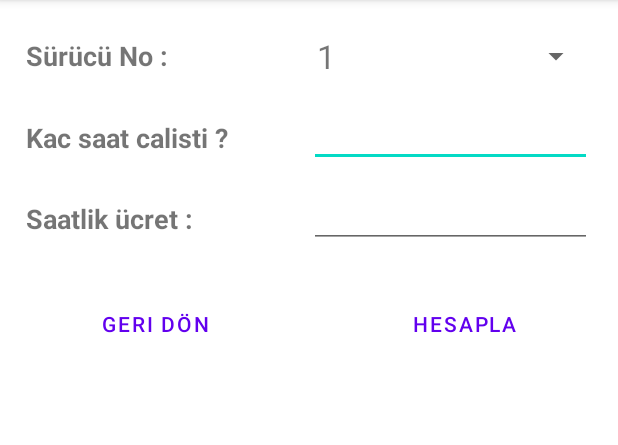
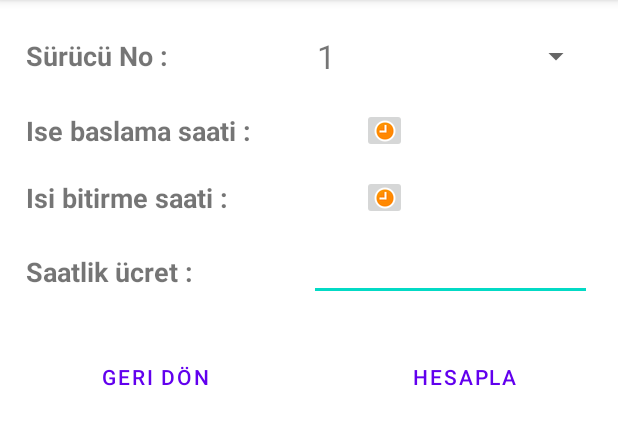
Before and after one commit to jagenau49/adisyon, an Android app: the surucuHesapDokumu screen opened directly, with no data from a screen before it, after a tap on "HESAPLA", on a phone screen of 412 x 824 dp, the part 84-529 px from its top. Run offline under Robolectric (Android 15) with nearby library versions, the phone set to English and light mode, and no system bars; our stand-ins replace Room's generated code.

Commit message:
hesap dökümü ekranina dair güncellemeler yapildi

```diff
--- a/app/src/main/java/com/catsoftware/adisyon/MainActivity.java
+++ b/app/src/main/java/com/catsoftware/adisyon/MainActivity.java
@@ -66,13 +66,7 @@ public class MainActivity extends AppCompatActivity {
 
 
 
-    public static long guncelZaman() {
-        //getting the current time in milliseconds, and creating a Date object from it:
-        Date date = new Date(System.currentTimeMillis()); //or simply new Date();
 
-//converting it back to a milliseconds representation:
-        return date.getTime();
-    }
 
 
 
--- a/app/src/main/java/com/catsoftware/adisyon/surucuHesapDokumu.java
+++ b/app/src/main/java/com/catsoftware/adisyon/surucuHesapDokumu.java
@@ -1,9 +1,12 @@
 package com.catsoftware.adisyon;
+//TODO:surucunun saatten gelen kazanimini ayrica goster
+//TODO: saatlik ucretin yerini kisalt sonuna € isareti ekle
 
 import androidx.appcompat.app.AppCompatActivity;
 import androidx.recyclerview.widget.LinearLayoutManager;
 import androidx.recyclerview.widget.RecyclerView;
 
+import android.app.TimePickerDialog;
 import android.content.Intent;
 import android.os.Bundle;
 import android.view.View;
@@ -14,45 +17,58 @@ import android.widget.EditText;
 import android.widget.LinearLayout;
 import android.widget.Spinner;
 import android.widget.TextView;
+import android.widget.TimePicker;
 import android.widget.Toast;
 
 import com.catsoftware.adisyon.db.AppDatabase;
 import com.catsoftware.adisyon.db.SiparisSatiri;
 
+import java.util.Calendar;
 import java.util.List;
 
 public class surucuHesapDokumu extends AppCompatActivity {
     public static String statikSurucuNo;
+    public static int saatIseBaslama = -1;
+    public static int saatIsiBitirme = -1;
+    public static int dakikaIseBaslama = -1;
+    public static int dakikaIsiBitirme = -1;
     Spinner spSurucuNo;
-    EditText etToplamCalismaSaati, etSaatlikUcreti;
+    EditText etSaatlikUcreti;
     Button btGeriDon, btHesapla;
-    TextView tvTeslimEttigiPaketNakitUcreti,tvTeslimEttigiPaketKartUcreti, tvHakEttigiCalismaUcreti, tvIadeEtmesiGerekenTutar;
+    TextView tvTeslimEttigiPaketNakitUcreti, tvTeslimEttigiPaketKartUcreti, tvHakEttigiCalismaUcreti, tvIadeEtmesiGerekenTutar, tvIsiBitirmeSaati, tvIseBaslamaSaati,tvSurucununToplamCalismaSaati,tvSurucununTeslimEttigiPaketSayisi;
     RecyclerView recyclerView;
     LinearLayout linlayHesapSonuclari;
     AppDatabase db;
+
+
 
     @Override
     protected void onCreate(Bundle savedInstanceState) {
         super.onCreate(savedInstanceState);
         setContentView(R.layout.activity_surucu_hesap_dokumu);
 
-        db= AppDatabase.getDbInstance(this.getApplicationContext());//veritabani baglaniyor
+        db = AppDatabase.getDbInstance(this.getApplicationContext());//veritabani baglaniyor
 
         //layout nesneleri ataniyor
-        spSurucuNo=findViewById(R.id.spSurucuNoHesaplik);
-        etToplamCalismaSaati=findViewById(R.id.etToplamCalismaSaati);
-        etSaatlikUcreti=findViewById(R.id.etSaatlikUcret);
-        btGeriDon=findViewById(R.id.btGeriDon);
-        btHesapla=findViewById(R.id.btHesapla);
-        linlayHesapSonuclari=findViewById(R.id.linlayHesapSonuclari);
-        tvTeslimEttigiPaketNakitUcreti =findViewById(R.id.tvTeslimEttigiPaketNakitUcreti);
-        tvTeslimEttigiPaketKartUcreti=findViewById(R.id.tvTeslimEttigiPaketKartUcreti);
-        tvHakEttigiCalismaUcreti=findViewById(R.id.tvHakEttigiCalismaUcreti);
-        tvIadeEtmesiGerekenTutar=findViewById(R.id.tvIadeEtmesiGerekenTutar);
+        spSurucuNo = findViewById(R.id.spSurucuNoHesaplik);
+
+        etSaatlikUcreti = findViewById(R.id.etSaatlikUcret);
+        btGeriDon = findViewById(R.id.btGeriDon);
+        btHesapla = findViewById(R.id.btHesapla);
+        linlayHesapSonuclari = findViewById(R.id.linlayHesapSonuclari);
+        tvTeslimEttigiPaketNakitUcreti = findViewById(R.id.tvTeslimEttigiPaketNakitUcreti);
+        tvTeslimEttigiPaketKartUcreti = findViewById(R.id.tvTeslimEttigiPaketKartUcreti);
+        tvHakEttigiCalismaUcreti = findViewById(R.id.tvSurcununCalismaUcreti);
+        tvIadeEtmesiGerekenTutar = findViewById(R.id.tvIadeEtmesiGerekenTutar);
+        tvIseBaslamaSaati = findViewById(R.id.tvIseBaslamaSaati);
+        tvIsiBitirmeSaati = findViewById(R.id.tvIsiBitirmeSaati);
+        tvSurucununToplamCalismaSaati=findViewById(R.id.tvSurucununToplamCalismaSaati);
+        tvSurucununTeslimEttigiPaketSayisi=findViewById(R.id.tvSurucununTeslimEttigiPaketSayisi);
+
 
         //recycleviewer ayarlaniyor
-        recyclerView=findViewById(R.id.rvHesapDokumuRecyclerView);
-        LinearLayoutManager linearLayoutManager=new LinearLayoutManager(this);
+        recyclerView = findViewById(R.id.rvHesapDokumuRecyclerView);
+        LinearLayoutManager linearLayoutManager = new LinearLayoutManager(this);
         linearLayoutManager.setOrientation(LinearLayoutManager.VERTICAL);
         recyclerView.setLayoutManager(linearLayoutManager);
 
@@ -65,52 +81,58 @@ public class surucuHesapDokumu extends AppCompatActivity {
         btGeriDon.setOnClickListener(v -> anaEkranaGit());
 
         btHesapla.setOnClickListener(v -> {
-            System.out.println("gelenSurucuNo: "+spSurucuNo.getSelectedItem().toString());
-            System.out.println("gelenCalismaSaati bos mu "+etToplamCalismaSaati.getText().toString().equals(""));
-            System.out.println("gelenSaatlikUcret: "+etSaatlikUcreti.getText().toString().equals(""));
-            if (etToplamCalismaSaati.getText().toString().equals("") || etSaatlikUcreti.getText().toString().equals("")) {//eksik bilgiler var
-                Toast.makeText(surucuHesapDokumu.this,"Sorgulama yapilamadi! Lütfen eksik bilgileri giriniz.",Toast.LENGTH_LONG).show();
+            System.out.println("gelenSurucuNo: " + spSurucuNo.getSelectedItem().toString());//TODO sil
+
+            System.out.println("gelenSaatlikUcret: " + etSaatlikUcreti.getText().toString().equals(""));//TODO sil
+            if (saatIseBaslama == 0 || saatIsiBitirme == 0  || etSaatlikUcreti.getText().toString().equals("")) {//eksik bilgiler var
+                Toast.makeText(surucuHesapDokumu.this, "Sorgulama yapilamadi! Lütfen eksik bilgileri giriniz.", Toast.LENGTH_LONG).show();
 
 
-
-                }else{//bilgiler tam girilmis
+            } else {//bilgiler tam girilmis
 
 
-statikSurucuNo =spSurucuNo.getSelectedItem().toString();
-                odemeHesapla(spSurucuNo.getSelectedItem().toString(),Double.parseDouble(etToplamCalismaSaati.getText().toString()),Double.parseDouble(etSaatlikUcreti.getText().toString()));
+                statikSurucuNo = spSurucuNo.getSelectedItem().toString();
+                odemeHesapla(spSurucuNo.getSelectedItem().toString(), saatIseBaslama,
+                dakikaIseBaslama,  saatIsiBitirme, dakikaIsiBitirme, Double.
+                parseDouble(etSaatlikUcreti.getText().toString()));
 
-            //klavye gizleniyor
-            InputMethodManager inputMethodManager = (InputMethodManager)getSystemService(INPUT_METHOD_SERVICE);
-            inputMethodManager.hideSoftInputFromWindow(v.getApplicationWindowToken(),0);
-        }
-    });
+                //klavye gizleniyor
+                InputMethodManager inputMethodManager = (InputMethodManager) getSystemService(INPUT_METHOD_SERVICE);
+                inputMethodManager.hideSoftInputFromWindow(v.getApplicationWindowToken(), 0);
+            }
+        });
 
     }
 
-    private void odemeHesapla(String surucuNo, double surucuToplamCalismaSaati, double surucuSaatlikUcret) {//
-        List<SiparisSatiri> listeSurucununSiparisleri= db.siparisDao().surucununSiparisleriniGetir(surucuNo,false);
-        int surucununSiparisSayisi=listeSurucununSiparisleri.size();
-        System.out.println(""+surucuNo+".surucunun siparis sayisi : "+surucununSiparisSayisi);
-        int surucudeToplananSiparisNakitUcreti=0;
-        int surucudeToplananSiparisKartUcreti=0;
-        double surucununCalismaUcreti=surucuToplamCalismaSaati*surucuSaatlikUcret;
+    private void odemeHesapla(String surucuNo, int saatIseBaslama, int dakikaIseBaslama, int saatIsiBitirme, int dakikaIsiBitirme, double surucuSaatlikUcret) {//
+        List<SiparisSatiri> listeSurucununSiparisleri = db.siparisDao().surucununSiparisleriniGetir(surucuNo, false);
+        int surucununSiparisSayisi = listeSurucununSiparisleri.size();
+        System.out.println("" + surucuNo + ".surucunun siparis sayisi : " + surucununSiparisSayisi);
+        int surucudeToplananSiparisNakitUcreti = 0;
+        int surucudeToplananSiparisKartUcreti = 0;
+        int surucuToplamCalisma10min=sure10MinHesapla(saatIseBaslama,dakikaIseBaslama,saatIsiBitirme,dakikaIsiBitirme);
+        int surucununTeslimEttigiPaketSayisi=listeSurucununSiparisleri.size();
+        double surucununCalismaUcreti = ((surucuSaatlikUcret/6.0) * surucuToplamCalisma10min)+ surucununTeslimEttigiPaketSayisi;
 
-        for (SiparisSatiri siparisSatir:listeSurucununSiparisleri) {
-            if(siparisSatir.getOdemeYontemi().equals("Kart")) {
+        for (SiparisSatiri siparisSatir : listeSurucununSiparisleri) {
+            if (siparisSatir.getOdemeYontemi().equals("Kart")) {
                 surucudeToplananSiparisKartUcreti += siparisSatir.getUcret();
-            }else if(siparisSatir.getOdemeYontemi().equals("Nakit")){
-                surucudeToplananSiparisNakitUcreti+=siparisSatir.getUcret();
+            } else if (siparisSatir.getOdemeYontemi().equals("Nakit")) {
+                surucudeToplananSiparisNakitUcreti += siparisSatir.getUcret();
             }
 
         }
-        double surucununIadeEtmesiGerekenTutar=surucudeToplananSiparisNakitUcreti-surucununCalismaUcreti;
-        tvTeslimEttigiPaketNakitUcreti.setText(surucudeToplananSiparisNakitUcreti+"€");
-        tvTeslimEttigiPaketKartUcreti.setText(surucudeToplananSiparisKartUcreti+"€");
-        tvHakEttigiCalismaUcreti.setText(surucununCalismaUcreti+" €");
-        tvIadeEtmesiGerekenTutar.setText(surucununIadeEtmesiGerekenTutar+" €");
+        double surucununIadeEtmesiGerekenTutar = surucudeToplananSiparisNakitUcreti - surucununCalismaUcreti;
+        tvTeslimEttigiPaketNakitUcreti.setText(surucudeToplananSiparisNakitUcreti + "€");
+        tvTeslimEttigiPaketKartUcreti.setText(surucudeToplananSiparisKartUcreti + "€");
+        tvHakEttigiCalismaUcreti.setText(surucununCalismaUcreti + " €");
+        tvIadeEtmesiGerekenTutar.setText(surucununIadeEtmesiGerekenTutar + " €");
+        tvSurucununToplamCalismaSaati.setText(calismaSaatiHesapla(surucuToplamCalisma10min));
+        tvSurucununTeslimEttigiPaketSayisi.setText(""+surucununSiparisSayisi);
+
 
         //recycleviewer uyarlaniyor
-        SiparisAdapter siparisAdapter= new SiparisAdapter(this,listeSurucununSiparisleri,"surucuHesapDokumu");
+        SiparisAdapter siparisAdapter = new SiparisAdapter(this, listeSurucununSiparisleri, "surucuHesapDokumu");
         recyclerView.setAdapter(siparisAdapter);
 
         //sonuclar gorunur yapiliyor
@@ -119,8 +141,62 @@ statikSurucuNo =spSurucuNo.getSelectedItem().toString();
 
     }
 
+    private String calismaSaatiHesapla(int toplam10MinAdedi) {
+        int toplamSaat=toplam10MinAdedi/6;
+        int toplamDakika=(toplam10MinAdedi%6)*10;
+        return (toplamSaat+" saat "+toplamDakika+" dakika");
+
+    }
+
+    private int sure10MinHesapla(int saatIseBaslama, int dakikaIseBaslama, int saatIsiBitirme, int dakikaIsiBitirme) {
+        return ((60-dakikaIseBaslama)+((saatIsiBitirme-saatIseBaslama-1)*60)+dakikaIsiBitirme)/10;
+    }
+
     public void anaEkranaGit() {
         Intent intent = new Intent(surucuHesapDokumu.this, MainActivity.class);
         startActivity(intent);
     }
+
+    public void saatSec(View view) {
+        // Get Current Time
+        int mHour = simdiSaatKac();
+        int mMinute = simdiDakikaKac();
+
+        // Launch Time Picker Dialog
+        TimePickerDialog timePickerDialog = new TimePickerDialog(this,
+                new TimePickerDialog.OnTimeSetListener() {
+
+                    @Override
+                    public void onTimeSet(TimePicker timePicker, int hourOfDay,
+                                          int minute) {
+                        if (view.getId() == R.id.btIseBaslamaSaatiSec) {
+                            ((TextView) tvIseBaslamaSaati).setText(SiparisAdapter.ikiHaneliOlsun(hourOfDay) + ":" + SiparisAdapter.ikiHaneliOlsun(minute));
+                            ((TextView) tvIseBaslamaSaati).setVisibility(View.VISIBLE);
+                            saatIseBaslama = hourOfDay;
+                            dakikaIseBaslama = minute;
+                        } else if (view.getId() == R.id.btIsiBitirmeSaatiSec) {
+                            ((TextView) tvIsiBitirmeSaati).setText(SiparisAdapter.ikiHaneliOlsun(hourOfDay) + ":" + SiparisAdapter.ikiHaneliOlsun(minute));
+                            ((TextView) tvIsiBitirmeSaati).setVisibility(View.VISIBLE);
+                            saatIsiBitirme = hourOfDay;
+                            dakikaIsiBitirme = minute;
+                        }
+
+
+                    }
+                }, mHour, mMinute, true);
+        timePickerDialog.show();
+    }
+
+    private int simdiDakikaKac() {
+        final Calendar c = Calendar.getInstance();
+
+
+        return c.get(Calendar.MINUTE);
+    }
+
+    private int simdiSaatKac() {
+        final Calendar c = Calendar.getInstance();
+
+        return c.get(Calendar.HOUR_OF_DAY);
+    }
 }
--- a/app/src/main/res/layout/activity_surucu_hesap_dokumu.xml
+++ b/app/src/main/res/layout/activity_surucu_hesap_dokumu.xml
@@ -1,5 +1,6 @@
 <?xml version="1.0" encoding="utf-8"?>
 <LinearLayout xmlns:android="http://schemas.android.com/apk/res/android"
+    xmlns:app="http://schemas.android.com/apk/res-auto"
     xmlns:tools="http://schemas.android.com/tools"
     android:layout_width="match_parent"
     android:layout_height="match_parent"
@@ -21,11 +22,11 @@
 
             <TextView
                 android:id="@+id/textView7"
+                android:text="@string/surucu_no"
+                android:layout_weight="1"
                 android:layout_width="0dp"
                 android:layout_height="match_parent"
-                android:layout_weight="1"
                 android:gravity="start|center_vertical"
-                android:text="@string/surucu_no"
                 android:textSize="18sp"
                 android:textStyle="bold" />
 
@@ -46,25 +47,77 @@
             android:padding="7dp">
 
             <TextView
-                android:id="@+id/textView8"
+                android:id="@+id/textView20"
                 android:layout_width="0dp"
-                android:layout_height="wrap_content"
-                android:layout_gravity="center"
+                android:layout_height="match_parent"
                 android:layout_weight="1"
                 android:gravity="start|center_vertical"
-                android:text="@string/kac_saat_calisti"
+                android:text="Ise baslama saati :"
                 android:textSize="18sp"
                 android:textStyle="bold" />
 
-            <EditText
-                android:id="@+id/etToplamCalismaSaati"
+            <LinearLayout
                 android:layout_width="0dp"
                 android:layout_height="wrap_content"
                 android:layout_weight="1"
-                android:ems="10"
+                android:orientation="horizontal">
+
+                <TextView
+                    android:id="@+id/tvIseBaslamaSaati"
+                    android:layout_width="wrap_content"
+                    android:layout_height="wrap_content"
+                    android:layout_gravity="center"
+                    android:text="01:30"
+                    android:visibility="invisible" />
+
+                <ImageButton
+                    android:id="@+id/btIseBaslamaSaatiSec"
+                    android:layout_width="30dp"
+                    android:layout_height="30dp"
+                    android:onClick="saatSec"
+                    app:srcCompat="@android:drawable/presence_away" />
+            </LinearLayout>
+
+        </LinearLayout>
+
+        <LinearLayout
+            android:layout_width="match_parent"
+            android:layout_height="match_parent"
+            android:orientation="horizontal"
+            android:padding="7dp">
+
+            <TextView
+                android:id="@+id/textView21"
+                android:layout_width="0dp"
+                android:layout_height="match_parent"
+                android:layout_weight="1"
                 android:gravity="start|center_vertical"
-                android:inputType="number|numberDecimal"
-                android:padding="7dp" />
+                android:text="Isi bitirme saati :"
+                android:textSize="18sp"
+                android:textStyle="bold" />
+
+            <LinearLayout
+                android:layout_width="0dp"
+                android:layout_height="wrap_content"
+                android:layout_weight="1"
+                android:orientation="horizontal">
+
+                <TextView
+                    android:id="@+id/tvIsiBitirmeSaati"
+                    android:layout_width="wrap_content"
+                    android:layout_height="wrap_content"
+                    android:layout_gravity="center"
+                    android:text="07:30"
+                    android:visibility="invisible" />
+
+                <ImageButton
+                    android:id="@+id/btIsiBitirmeSaatiSec"
+                    android:layout_width="30dp"
+                    android:layout_height="30dp"
+                    android:onClick="saatSec"
+                    app:srcCompat="@android:drawable/presence_away" />
+            </LinearLayout>
+
         </LinearLayout>
 
         <LinearLayout
@@ -128,7 +181,7 @@
         android:layout_height="match_parent"
         android:layout_margin="10dp"
         android:orientation="vertical"
-        android:visibility="gone">
+        android:visibility="invisible">
 
         <TextView
             android:id="@+id/textView13"
@@ -186,14 +239,53 @@
             android:orientation="horizontal">
 
             <TextView
+                android:layout_width="0dp"
+                android:layout_height="wrap_content"
+                android:layout_weight="1"
+                android:text="Toplam calisma saati :"
+                android:textStyle="bold" />
+
+            <TextView
+                android:id="@+id/tvSurucununToplamCalismaSaati"
+                android:layout_width="wrap_content"
+                android:layout_height="wrap_content"
+                android:text="10 saat 50 dakika" />
+        </LinearLayout>
+
+        <LinearLayout
+            android:layout_width="match_parent"
+            android:layout_height="wrap_content"
+            android:orientation="horizontal">
+
+            <TextView
                 android:id="@+id/textView12"
+                android:layout_width="wrap_content"
+                android:layout_height="wrap_content"
+                android:text="Teslim ettigi paket sayisi :"
+                android:textStyle="bold" />
+
+            <TextView
+                android:id="@+id/tvSurucununTeslimEttigiPaketSayisi"
+                android:layout_width="0dp"
+                android:layout_height="wrap_content"
+                android:layout_weight="1"
+                android:gravity="end|center_vertical"
+                android:text="100" />
+        </LinearLayout>
+
+        <LinearLayout
+            android:layout_width="match_parent"
+            android:layout_height="wrap_content"
+            android:orientation="horizontal">
+
+            <TextView
                 android:layout_width="wrap_content"
                 android:layout_height="wrap_content"
                 android:text="@string/surucunun_calisma_ucreti"
                 android:textStyle="bold" />
 
             <TextView
-                android:id="@+id/tvHakEttigiCalismaUcreti"
+                android:id="@+id/tvSurcununCalismaUcreti"
                 android:layout_width="0dp"
                 android:layout_height="wrap_content"
                 android:layout_weight="1"
```
Also changed, not shown: app/src/main/java/com/catsoftware/adisyon/SiparisAdapter.java (+5 -4 lines).
